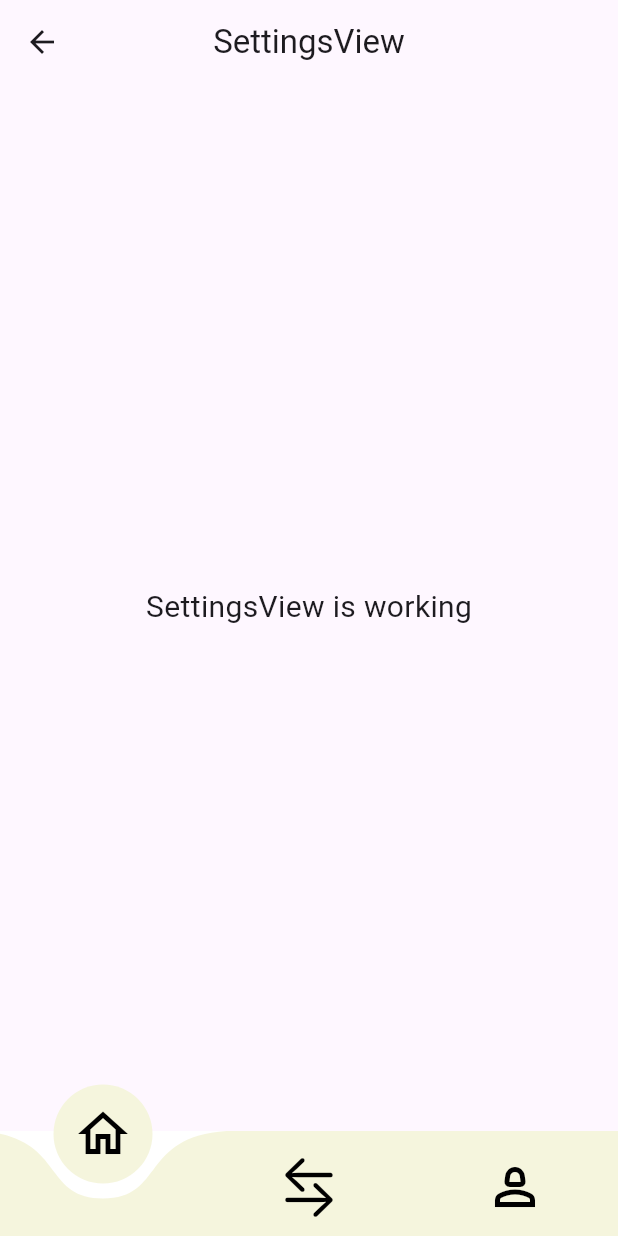
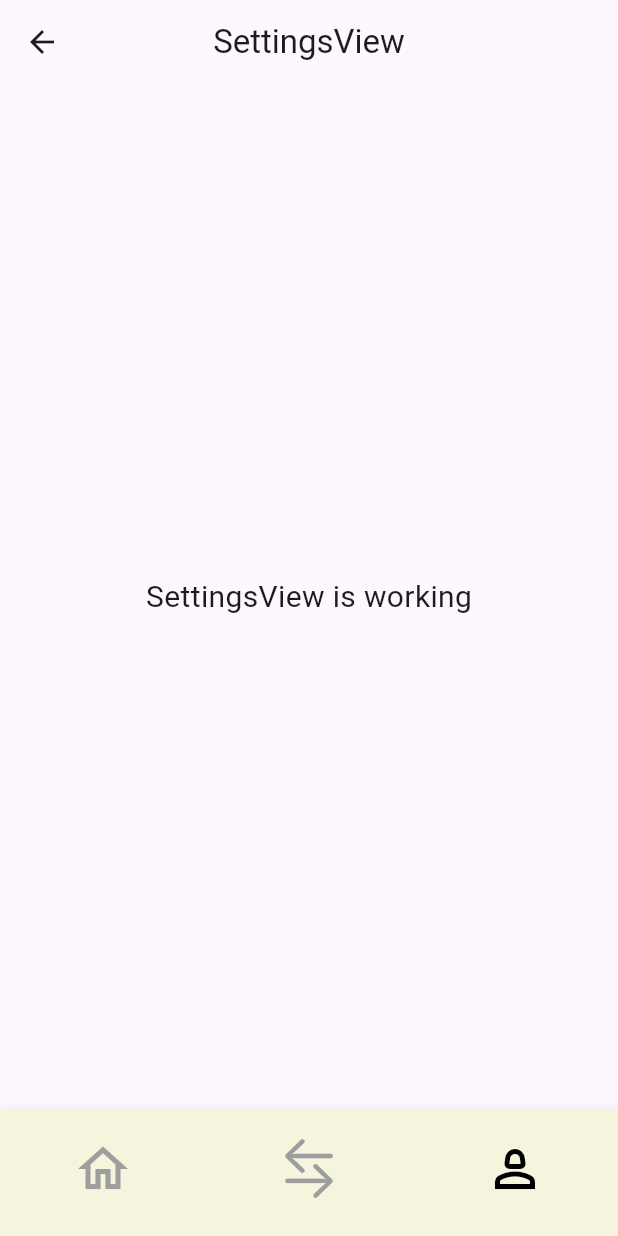
Before and after one commit to hanifaslam/appflexy, a Flutter app: the SettingsView screen opened by its route, on a phone screen of 412 x 824 dp. Run offline on Flutter 3.47's test engine with Material 3 defaults, Android fonts, the phone set to English and light mode, and no system bars; drawn by our look-alikes of curved_navigation_bar; our stand-ins replace get.

Commit message:
done navbar

```diff
--- a/lib/app/modules/kasir/views/kasir_view.dart
+++ b/lib/app/modules/kasir/views/kasir_view.dart
@@ -28,12 +28,12 @@ class KasirView extends GetView<KasirController> {
         onTap: (index) {
           // Navigasi berdasarkan tab yang dipilih
           if (index == 0) {
-            Get.offAllNamed(Routes.HOME); // Navigasi ke halaman HOME
+            Get.offNamed(Routes.HOME); // Navigasi ke halaman HOME
           } else if (index == 1) {
             // Tab KasirView sudah aktif, tidak melakukan apa-apa
             print('Tab KasirView sudah aktif');
           } else if (index == 2) {
-            Get.offAllNamed(Routes.SETTINGS); // Navigasi ke halaman PENJUALAN
+            Get.offNamed(Routes.SETTINGS); // Navigasi ke halaman PENJUALAN
           }
         },
       ),
--- a/lib/app/modules/settings/views/settings_view.dart
+++ b/lib/app/modules/settings/views/settings_view.dart
@@ -10,7 +10,7 @@ class SettingsView extends GetView<SettingsController> {
 
   @override
   Widget build(BuildContext context) {
-    int _pageIndex = 3; // Indeks halaman aktif, sesuaikan dengan urutan tab
+    int _pageIndex = 2; // Indeks halaman aktif, sesuaikan dengan urutan tab
 
     return Scaffold(
       appBar: AppBar(
@@ -28,11 +28,11 @@ class SettingsView extends GetView<SettingsController> {
         onTap: (index) {
           // Navigasi berdasarkan tab yang dipilih
           if (index == 0) {
-            Get.offAllNamed(Routes.HOME); // Navigasi ke halaman HOME
+            Get.offNamed(Routes.HOME); // Navigasi ke halaman HOME
           } else if (index == 1) {
-            Get.offAllNamed(Routes.KASIR); // Navigasi ke halaman KASIR
+            Get.offNamed(Routes.KASIR); // Navigasi ke halaman KASIR
           } else if (index == 2) {
-            Get.offAllNamed(Routes.SETTINGS); // Navigasi ke halaman PENJUALAN
+            Get.offNamed(Routes.SETTINGS); // Navigasi ke halaman PENJUALAN
           } else if (index == 3) {
             // Tab SettingsView sudah aktif, tidak melakukan apa-apa
             print('Tab SettingsView sudah aktif');
--- a/lib/app/widgets/navbar.dart
+++ b/lib/app/widgets/navbar.dart
@@ -1,13 +1,11 @@
 import 'package:flutter/material.dart';
 import 'package:flutter/cupertino.dart';
-import 'package:curved_navigation_bar/curved_navigation_bar.dart';
-
 
 class CustomNavigationBar extends StatelessWidget {
-  final int currentIndex; // Indeks halaman saat ini
-  final Function(int) onTap; // Callback untuk saat tab ditekan
+  final int currentIndex; // Indeks halaman aktif
+  final ValueChanged<int> onTap; // Callback saat tab ditekan
 
-  CustomNavigationBar({
+  const CustomNavigationBar({
     Key? key,
     required this.currentIndex,
     required this.onTap,
@@ -15,34 +13,50 @@ class CustomNavigationBar extends StatelessWidget {
 
   @override
   Widget build(BuildContext context) {
-    return CurvedNavigationBar(
-      backgroundColor: Colors.white, // Latar belakang navbar
-      color: const Color(0xffF5F5DD), // Warna navbar
-      height: 70, // Tinggi navbar
-      animationDuration: const Duration(milliseconds: 300), // Durasi animasi
-      onTap: (index) {
-        print('Tab index: $index'); // Log saat tab ditekan
-        onTap(index); // Panggil callback yang diteruskan
-      },
+    return BottomNavigationBar(
+      currentIndex: currentIndex.clamp(0, 2), // Validasi indeks
+      onTap: onTap, // Panggil callback saat tab ditekan
+      backgroundColor: const Color(0xffF5F5DD), // Warna latar navbar
+      selectedItemColor: Colors.black, // Warna item aktif
+      unselectedItemColor: Colors.grey, // Warna item tidak aktif
+      showSelectedLabels: false, // Sembunyikan label item terpilih
+      showUnselectedLabels: false, // Sembunyikan label item tidak terpilih
+      type: BottomNavigationBarType.fixed, // Untuk memastikan semua item tampil
       items: [
-        _buildNavBarItem(Icons.home_outlined), // Item navbar tanpa teks
-        _buildNavBarItem(CupertinoIcons.arrow_right_arrow_left),
-        _buildNavBarItem(Icons.person_2_outlined),
+        BottomNavigationBarItem(
+          icon: _buildNavItem(Icons.home_outlined, 0), // Ikon untuk tab pertama
+          label: 'Home',
+        ),
+        BottomNavigationBarItem(
+          icon: _buildNavItem(CupertinoIcons.arrow_right_arrow_left, 1), // Tab kedua
+          label: 'Kasir',
+        ),
+        BottomNavigationBarItem(
+          icon: _buildNavItem(Icons.person_2_outlined, 2), // Tab ketiga
+          label: 'Profile',
+        ),
       ],
     );
   }
 
-  // Widget untuk item navbar tanpa teks di bawah ikon
-  Widget _buildNavBarItem(IconData icon) {
-    return Column(
-      mainAxisSize: MainAxisSize.min,
-      children: [
-        CircleAvatar(
-          radius: 25, // Ukuran lingkaran
-          backgroundColor: const Color(0xffF5F5DD),
-          child: Icon(icon, color: Colors.black, size: 40),
+  // Fungsi untuk membangun item navbar dengan lingkaran dan ikon
+  Widget _buildNavItem(IconData icon, int index) {
+    final bool isSelected = currentIndex == index; // Cek apakah ikon terpilih
+
+    return Container(
+      width: 50, // Lebar kontainer (ukuran lingkaran)
+      height: 50, // Tinggi kontainer (ukuran lingkaran)
+      decoration: BoxDecoration(
+        shape: BoxShape.circle, // Bentuk lingkaran
+        color: const Color(0xffF5F5DD), // Warna latar belakang
+      ),
+      child: Center(
+        child: Icon(
+          icon,
+          color: isSelected ? Colors.black : Colors.grey, // Ubah warna berdasarkan status
+          size: 40, // Ukuran ikon
         ),
-      ],
+      ),
     );
   }
 }
--- a/lib/main.dart
+++ b/lib/main.dart
@@ -11,12 +11,12 @@ void main() {
 class MyApp extends StatelessWidget {
   @override
   Widget build(BuildContext context) {
-    // return GetMaterialApp(
-    //   debugShowCheckedModeBanner: false,
-    //   title: "Application",
-    //   initialRoute: Routes.HOME,
-    //   getPages: AppPages.routes,
-    // );
+    return GetMaterialApp(
+      debugShowCheckedModeBanner: false,
+      title: "Application",
+      initialRoute: Routes.HOME,
+      getPages: AppPages.routes,
+    );
     return FutureBuilder(
       future: Future.delayed(Duration(seconds: 2)),
       builder: (context, snapshot) {
```
Also changed, not shown: 1 other file.
